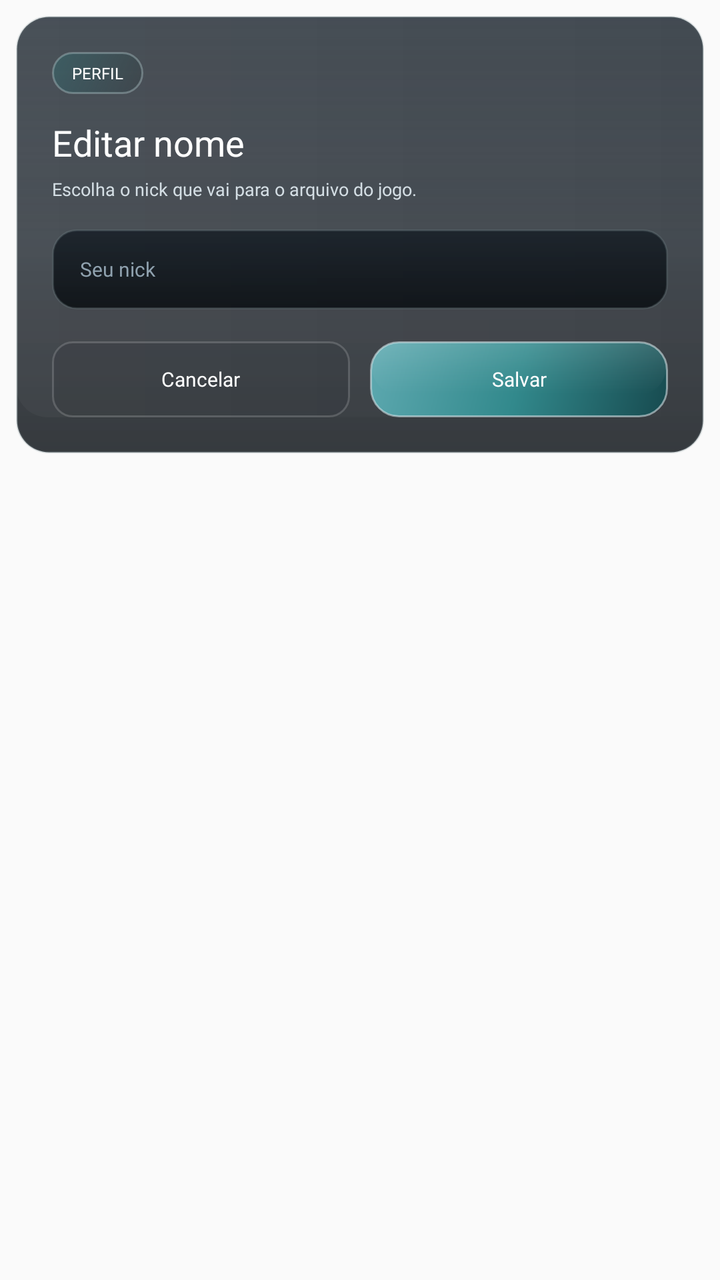
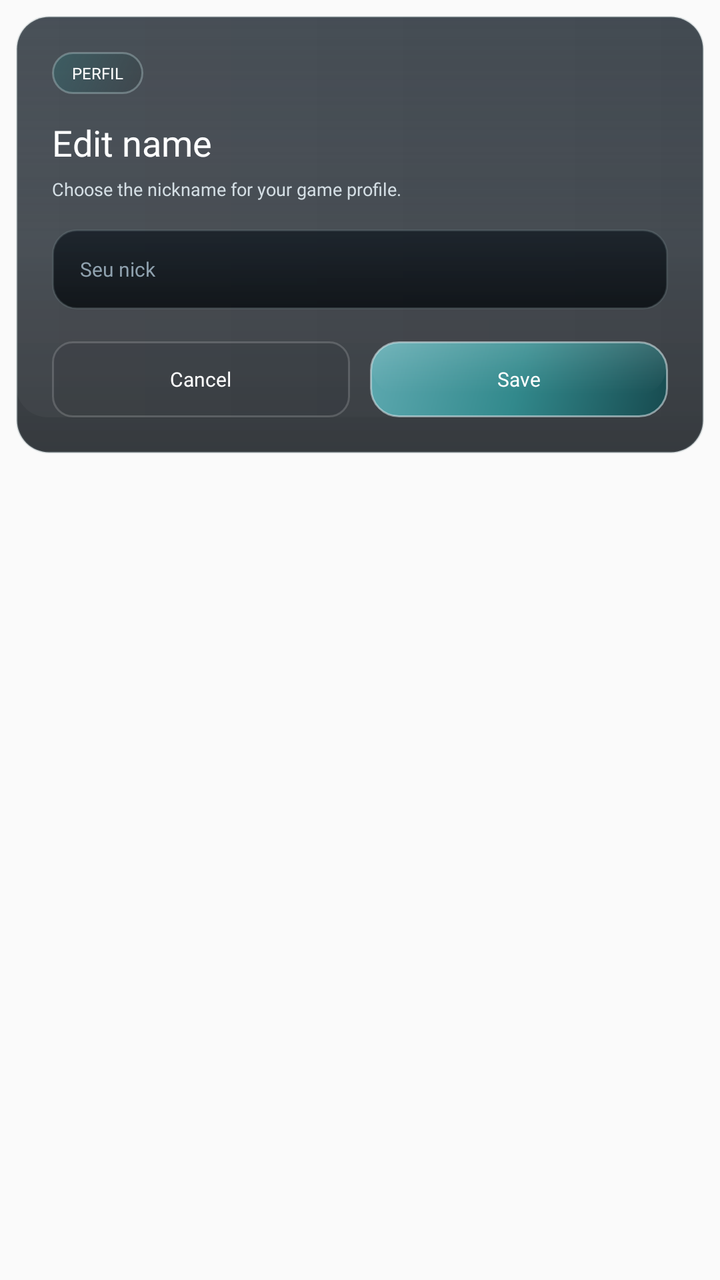

Compare the two renders of this Android layout. The source of the first and the diff that turns it into the second are given below.
<!-- AndroidManifest.xml: application theme Theme.AppCompat.Light.NoActionBar.FullScreen -->
<!-- res/layout/dialog_edit_name.xml -->
<?xml version="1.0" encoding="utf-8"?>
<FrameLayout xmlns:android="http://schemas.android.com/apk/res/android"
    android:layout_width="match_parent"
    android:layout_height="wrap_content"
    android:padding="8dp">

    <LinearLayout
        android:layout_width="match_parent"
        android:layout_height="wrap_content"
        android:background="@drawable/home_panel_surface"
        android:orientation="vertical"
        android:padding="18dp">

        <TextView
            android:layout_width="wrap_content"
            android:layout_height="wrap_content"
            android:background="@drawable/home_news_badge"
            android:fontFamily="@font/montserrat_bold"
            android:paddingStart="10dp"
            android:paddingTop="5dp"
            android:paddingEnd="10dp"
            android:paddingBottom="5dp"
            android:text="Perfil"
            android:textAllCaps="true"
            android:textColor="@android:color/white"
            android:textSize="8sp" />

        <TextView
            android:layout_width="wrap_content"
            android:layout_height="wrap_content"
            android:layout_marginTop="12dp"
            android:fontFamily="@font/montserrat_black"
            android:text="Editar nome"
            android:textColor="@android:color/white"
            android:textSize="18sp" />

        <TextView
            android:layout_width="wrap_content"
            android:layout_height="wrap_content"
            android:layout_marginTop="5dp"
            android:fontFamily="@font/montserrat_medium"
            android:text="Escolha o nick que vai para o arquivo do jogo."
            android:textColor="@color/launcher_text_secondary"
            android:textSize="9sp" />

        <EditText
            android:id="@+id/dialog_name_input"
            android:layout_width="match_parent"
            android:layout_height="40dp"
            android:layout_marginTop="14dp"
            android:background="@drawable/launcher_field_surface_dark"
            android:fontFamily="@font/montserrat_bold"
            android:hint="Seu nick"
            android:imeOptions="actionDone|flagNoExtractUi"
            android:inputType="textPersonName"
            android:paddingStart="14dp"
            android:paddingEnd="14dp"
            android:singleLine="true"
            android:textColor="@android:color/white"
            android:textColorHint="@color/launcher_text_muted"
            android:textSize="10sp" />

        <LinearLayout
            android:layout_width="match_parent"
            android:layout_height="wrap_content"
            android:layout_marginTop="16dp"
            android:orientation="horizontal">

            <TextView
                android:id="@+id/dialog_name_cancel"
                android:layout_width="0dp"
                android:layout_height="38dp"
                android:layout_weight="1"
                android:background="@drawable/home_action_text_button"
                android:fontFamily="@font/montserrat_bold"
                android:gravity="center"
                android:text="Cancelar"
                android:textColor="@android:color/white"
                android:textSize="10sp" />

            <TextView
                android:id="@+id/dialog_name_save"
                android:layout_width="0dp"
                android:layout_height="38dp"
                android:layout_marginStart="10dp"
                android:layout_weight="1"
                android:background="@drawable/home_server_select_button"
                android:fontFamily="@font/montserrat_bold"
                android:gravity="center"
                android:text="Salvar"
                android:textColor="@android:color/white"
                android:textSize="10sp" />
        </LinearLayout>
    </LinearLayout>

</FrameLayout>
<!-- resources referenced by this layout -->
<resources>
  <color name="launcher_text_muted">#8FA1AE</color>
  <color name="launcher_text_secondary">#D4DEE4</color>
  <!-- drawable home_action_text_button (drawable) -->
  <?xml version="1.0" encoding="utf-8"?>
  <shape xmlns:android="http://schemas.android.com/apk/res/android"
      android:shape="rectangle">
      <solid android:color="#140F141A" />
      <corners android:radius="10dp" />
      <stroke
          android:width="1dp"
          android:color="#2AFFFFFF" />
  </shape>
  <!-- drawable home_news_badge (drawable) -->
  <?xml version="1.0" encoding="utf-8"?>
  <shape xmlns:android="http://schemas.android.com/apk/res/android"
      android:shape="rectangle">
      <gradient
          android:angle="315"
          android:startColor="#6C2D6F73"
          android:endColor="#33192325" />
      <corners android:radius="10dp" />
      <stroke
          android:width="1dp"
          android:color="#5DBBD4D5" />
  </shape>
  <!-- drawable home_server_select_button (drawable) -->
  <?xml version="1.0" encoding="utf-8"?>
  <layer-list xmlns:android="http://schemas.android.com/apk/res/android">
      <item android:top="2dp">
          <shape android:shape="rectangle">
              <solid android:color="#50101920" />
              <corners android:radius="14dp" />
          </shape>
      </item>
      <item>
          <shape android:shape="rectangle">
              <gradient
                  android:angle="315"
                  android:startColor="#5EA9B0"
                  android:centerColor="@color/launcher_accent_teal"
                  android:endColor="@color/launcher_accent_teal_dark" />
              <corners android:radius="14dp" />
              <stroke
                  android:width="1dp"
                  android:color="#92DAE8EC" />
          </shape>
      </item>
      <item
          android:left="1dp"
          android:top="1dp"
          android:right="1dp"
          android:bottom="12dp">
          <shape android:shape="rectangle">
              <gradient
                  android:angle="270"
                  android:startColor="#24EFFFFF"
                  android:centerColor="#10FFFFFF"
                  android:endColor="#00FFFFFF" />
              <corners android:radius="13dp" />
          </shape>
      </item>
  </layer-list>
  <!-- drawable launcher_field_surface_dark (drawable) -->
  <?xml version="1.0" encoding="utf-8"?>
  <shape xmlns:android="http://schemas.android.com/apk/res/android"
      android:shape="rectangle">
      <gradient
          android:angle="270"
          android:startColor="#C9121A22"
          android:endColor="#D2070B0F" />
      <corners android:radius="12dp" />
      <stroke
          android:width="1dp"
          android:color="@color/launcher_border_soft" />
  </shape>
  <style name="Theme.AppCompat.Light.NoActionBar.FullScreen" parent="@style/Theme.AppCompat.Light.NoActionBar">
          <item name="android:windowNoTitle">true</item>
          <item name="android:windowActionBar">false</item>
          <item name="android:windowFullscreen">true</item>
          <item name="android:windowContentOverlay">@null</item>
          <item name="android:windowLayoutInDisplayCutoutMode">shortEdges</item>
      </style>
  <color name="launcher_panel_top">#E71B242D</color>
  <color name="launcher_panel_bottom">#D00A0F14</color>
  <color name="launcher_border_soft">#42798A91</color>
  <color name="launcher_accent_teal">#32898C</color>
  <color name="launcher_accent_teal_dark">#174A4F</color>
  <!-- unchanged entries left out for length: 1 -->
</resources>

<!-- the commit's change to res/layout/dialog_edit_name.xml (unified diff, before → after) -->
@@ -30,7 +30,7 @@
             android:layout_height="wrap_content"
             android:layout_marginTop="12dp"
             android:fontFamily="@font/montserrat_black"
-            android:text="Editar nome"
+            android:text="Edit name"
             android:textColor="@android:color/white"
             android:textSize="18sp" />
 
@@ -39,7 +39,7 @@
             android:layout_height="wrap_content"
             android:layout_marginTop="5dp"
             android:fontFamily="@font/montserrat_medium"
-            android:text="Escolha o nick que vai para o arquivo do jogo."
+            android:text="Choose the nickname for your game profile."
             android:textColor="@color/launcher_text_secondary"
             android:textSize="9sp" />
 
@@ -74,7 +74,7 @@
                 android:background="@drawable/home_action_text_button"
                 android:fontFamily="@font/montserrat_bold"
                 android:gravity="center"
-                android:text="Cancelar"
+                android:text="Cancel"
                 android:textColor="@android:color/white"
                 android:textSize="10sp" />
 
@@ -87,7 +87,7 @@
                 android:background="@drawable/home_server_select_button"
                 android:fontFamily="@font/montserrat_bold"
                 android:gravity="center"
-                android:text="Salvar"
+                android:text="Save"
                 android:textColor="@android:color/white"
                 android:textSize="10sp" />
         </LinearLayout>
